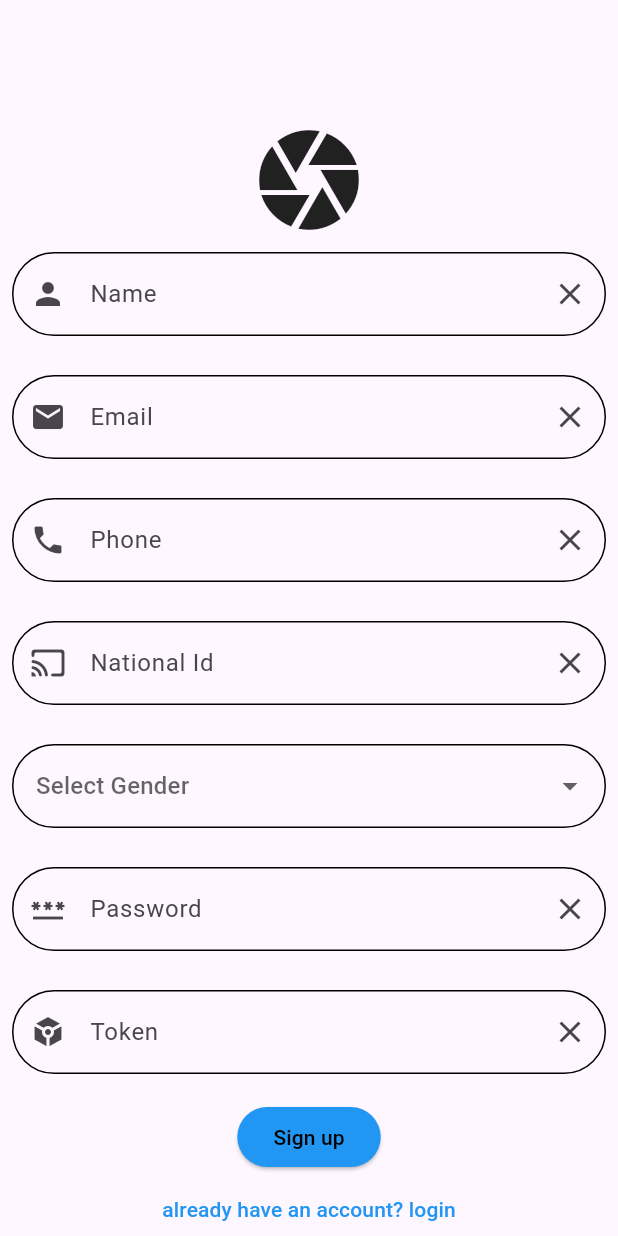
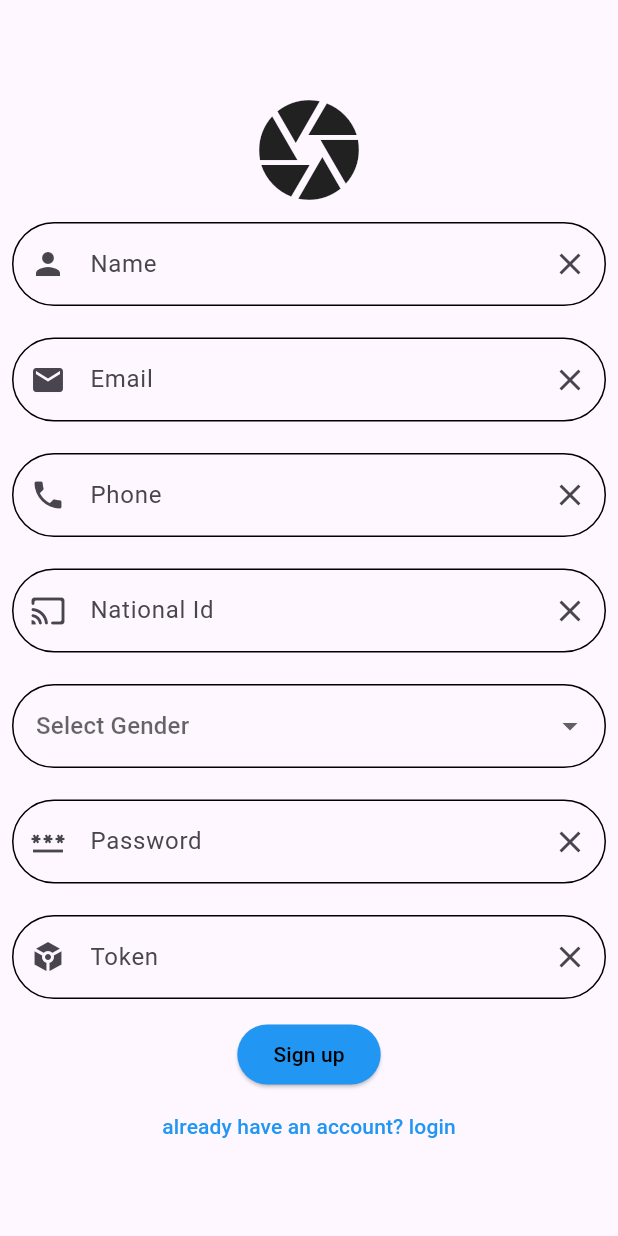
Before and after one commit to fatma-gelil/creativa_store_app, a Flutter app: the screen it shows after launch, on a phone screen of 412 x 824 dp. Run offline on Flutter 3.47's test engine with Material 3 defaults, Android fonts, the phone set to English and light mode, and no system bars; our stand-ins replace bloc, device_preview, dio, flutter_bloc, flutter_screenutil, flutter_spinkit and 1 more; network calls fail.

Commit message:
finish app

```diff
--- a/lib/feature/registeration/screen/register_screen.dart
+++ b/lib/feature/registeration/screen/register_screen.dart
@@ -9,9 +9,14 @@ import 'package:store/feature/registeration/screen/login_screen.dart';
 import 'package:store/feature/registeration/widget/custom_text_field.dart';
 import 'package:store/feature/registeration/widget/gender.dart';
 
-class RegisterScreen extends StatelessWidget {
+class RegisterScreen extends StatefulWidget {
   RegisterScreen({super.key});
 
+  @override
+  State<RegisterScreen> createState() => _RegisterScreenState();
+}
+
+class _RegisterScreenState extends State<RegisterScreen> {
   final AuthData data = AuthData();
 
   final TextEditingController nameController = TextEditingController();
@@ -29,7 +34,11 @@ class RegisterScreen extends StatelessWidget {
   final TextEditingController tokenController = TextEditingController();
 
   final TextEditingController profileImageController = TextEditingController();
+
   final registered = GlobalKey<FormState>();
+
+  bool visible = true;
+
   @override
   Widget build(BuildContext context) {
     return BlocProvider(
@@ -61,7 +70,7 @@ class RegisterScreen extends StatelessWidget {
               child: Column(
                 children: [
                   SizedBox(
-                    height: 80,
+                    height: 60,
                   ),
                   context.read<RegisterCubit>().image == null
                       ? MaterialButton(
@@ -94,7 +103,7 @@ class RegisterScreen extends StatelessWidget {
                     suffixIcon: const Icon(Icons.clear),
                   ),
                   const SizedBox(
-                    height: 10,
+                    height: 5,
                   ),
                   CustomTextField(
                     controller: emailController,
@@ -107,7 +116,7 @@ class RegisterScreen extends StatelessWidget {
                     suffixIcon: const Icon(Icons.clear),
                   ),
                   const SizedBox(
-                    height: 10,
+                    height: 5,
                   ),
                   CustomTextField(
                     controller: phoneController,
@@ -120,7 +129,7 @@ class RegisterScreen extends StatelessWidget {
                     suffixIcon: const Icon(Icons.clear),
                   ),
                   const SizedBox(
-                    height: 10,
+                    height: 5,
                   ),
                   CustomTextField(
                     controller: nationalIdController,
@@ -133,15 +142,26 @@ class RegisterScreen extends StatelessWidget {
                     suffixIcon: const Icon(Icons.clear),
                   ),
                   const SizedBox(
-                    height: 10,
+                    height: 5,
                   ),
                   GenderSelection(
                     genderController: genderController,
                   ),
                   const SizedBox(
-                    height: 10,
+                    height: 5,
                   ),
                   CustomTextField(
+                    obscureText: visible,
+                    suffix: IconButton(
+                      onPressed: () {
+                        setState(() {
+                          visible = !visible;
+                        });
+                      },
+                      icon: Icon(
+                        visible ? Icons.visibility_off : Icons.remove_red_eye,
+                      ),
+                    ),
                     controller: passwordController,
                     label: const Text("Password"),
                     hintText: 'enter your password',
@@ -152,7 +172,7 @@ class RegisterScreen extends StatelessWidget {
                     suffixIcon: const Icon(Icons.clear),
                   ),
                   const SizedBox(
-                    height: 10,
+                    height: 5,
                   ),
                   CustomTextField(
                     controller: tokenController,
@@ -164,11 +184,14 @@ class RegisterScreen extends StatelessWidget {
                     },
                     suffixIcon: const Icon(Icons.clear),
                   ),
-                   const SizedBox(
-                    height: 10,
+                  const SizedBox(
+                    height: 5,
                   ),
                   ElevatedButton(
-                    style:ButtonStyle(backgroundColor: WidgetStateProperty.all<Color>(Colors.blue),) ,
+                      style: ButtonStyle(
+                        backgroundColor:
+                            WidgetStateProperty.all<Color>(Colors.blue),
+                      ),
                       onPressed: () {
                         if (registered.currentState!.validate()) {
                           context.read<RegisterCubit>().postDataCubit(
@@ -182,8 +205,11 @@ class RegisterScreen extends StatelessWidget {
                               );
                         }
                       },
-                      child: const Text('Sign up',style: TextStyle(color: Colors.black),)),
-                      TextButton(
+                      child: const Text(
+                        'Sign up',
+                        style: TextStyle(color: Colors.black),
+                      )),
+                  TextButton(
                       onPressed: () {
                         Navigator.of(context).pushReplacement(
                           MaterialPageRoute(
@@ -191,7 +217,10 @@ class RegisterScreen extends StatelessWidget {
                           ),
                         );
                       },
-                      child: Text("already have an account? login",style: TextStyle(color: Colors.blue),)),
+                      child: Text(
+                        "already have an account? login",
+                        style: TextStyle(color: Colors.blue),
+                      )),
                 ],
               ),
             );
--- a/lib/feature/registeration/widget/custom_text_field.dart
+++ b/lib/feature/registeration/widget/custom_text_field.dart
@@ -8,6 +8,7 @@ class CustomTextField extends StatelessWidget {
   final String hintText;
   final Widget prefixIcon;
   final Widget suffixIcon;
+  final Widget? suffix;
 
   const CustomTextField({
     super.key,
@@ -18,6 +19,7 @@ class CustomTextField extends StatelessWidget {
     required this.hintText,
     required this.prefixIcon,
     required this.suffixIcon,
+    this.suffix,
   });
 
   @override
```
Also changed, not shown: lib/feature/registeration/screen/login_screen.dart (+32 -6 lines).
